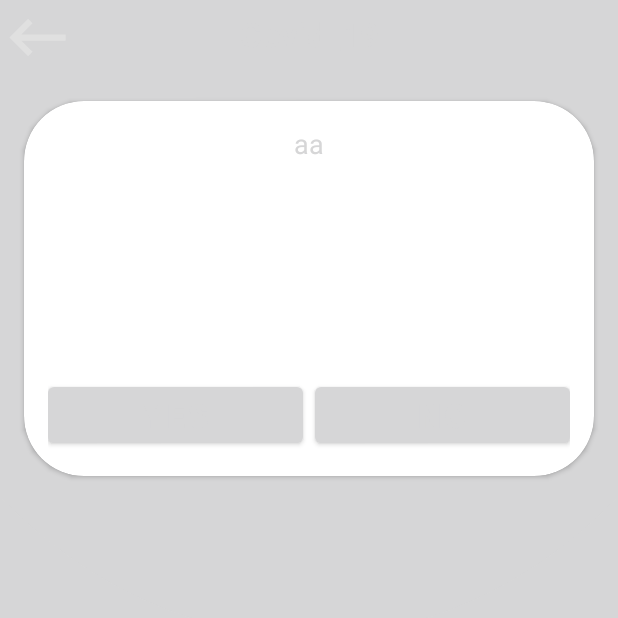
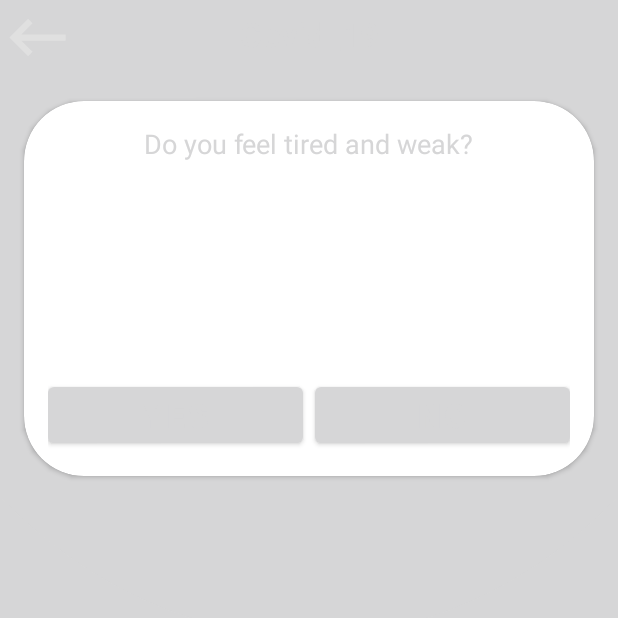
Before and after one commit to ali-saranj/Covid_19, an Android app: the TestCoivdActivity screen opened directly, with no data from a screen before it, after a tap on "YES", on a phone screen of 412 x 824 dp, the top half of it. Run offline under Robolectric (Android 15) with nearby library versions, the phone set to English and light mode, and no system bars; network calls fail.

Commit message:
add translate

```diff
--- a/app/src/main/java/com/example/covid_19/AboutMe.kt
+++ b/app/src/main/java/com/example/covid_19/AboutMe.kt
@@ -1,14 +1,12 @@
 package com.example.covid_19
 
 import android.Manifest
-import android.app.Activity
 import android.content.Intent
 import android.net.Uri
 import android.os.Build
 import android.os.Bundle
 import android.view.animation.AnimationUtils
 import android.widget.ImageView
-import android.widget.Toast
 import androidx.annotation.RequiresApi
 import androidx.appcompat.app.AppCompatActivity
 import androidx.core.app.ActivityCompat
--- a/app/src/main/res/layout/activity_about_me.xml
+++ b/app/src/main/res/layout/activity_about_me.xml
@@ -65,7 +65,7 @@
         android:layout_width="match_parent"
         android:layout_height="wrap_content"
         android:layout_margin="12dp"
-        android:text="سلام من علی سارنج متولد ۱۴ مهر ۱۳۸۴ واصفهانی هستم ۲ ساله در زمینه برنامه نویسی اندروید فعالیت میکنم برنامه نویسی بزرگ ترین علاقه من تو زندگی هست برنامه نویسی را به صورت کاملا خود آموز یاد گرفتم اصلی ترین حدف و دلیل شرکت کردنم در این مسابقه تست و سنحش خودم بود که بتونم بفهمم تو مدت این دوسال چقدر تونستم تو این دوسال به صورت خود آموز بیشرفت کنم و اکنون نسبت به بقیه در چه سطحی هستم"
+        android:text="@string/about_me"
         android:textColor="@color/colorPrimary"
         android:textSize="20sp"
         app:layout_constraintLeft_toLeftOf="parent"
--- a/app/src/main/res/values/strings.xml
+++ b/app/src/main/res/values/strings.xml
@@ -15,9 +15,9 @@
     <string name="today_cases" translatable="false">Today Cases</string>
     <string name="emeni" translatable="false">پروتکل های بهداشتی</string>
     <string name="toast_activity_list" translatable="false">Click on countries for more informationClick on countries for more information</string>
-    <string name="today">Today</string>
+    <string name="today" translatable="false">Today</string>
     <string name="coronaـstatistics" translatable="false">Corona statistics</string>
-    <string name="abuot_me">About me</string>
+    <string name="abuot_me" translatable="false">About me</string>
     <string name="abuot_covid" translatable="false">About Covid</string>
     <string name="health_protocols" translatable="false">Health Protocols</string>
     <string name="mask" translatable="false">Mask</string>
@@ -31,18 +31,23 @@
     <string name="Discrip" translatable="false">Coronaviruses are a group of related RNA viruses that cause diseases in mammals and birds. In humans and birds, they cause respiratory tract infections that can range from mild to lethal. Mild illnesses in humans include some cases of the common cold (which is also caused by other viruses, predominantly rhinoviruses), while more lethal varieties can cause SARS, MERS and COVID-19, which is causing an ongoing pandemic. In cows and pigs they cause diarrhea, while in mice they cause hepatitis and encephalomyelitis.
 Coronaviruses constitute the subfamily Orthocoronavirinae, in the family Coronaviridae, order Nidovirales and realm Riboviria.[3][4] They are enveloped viruses with a positive-sense single-stranded RNA genome and a nucleocapsid of helical symmetry.[5] The genome size of coronaviruses ranges from approximately 26 to 32 kilobases, one of the largest among RNA viruses.[6] They have characteristic club-shaped spikes that project from their surface, which in electron micrographs create an image reminiscent of the solar corona, from which their name derives.[7]</string>
     <string name="name" translatable="false">Alisarang</string>
+    <string name="ehtmalcam" translatable="false">You are very unlikely to have a corona, but if you like, you can see a doctor for comfort</string>
+    <string name="ehtmalmotovaset" translatable="false">You are less likely to have coronary but it is better to see a doctor</string>
+    <string name="ehtmalziad" translatable="false">See your doctor as soon as possible if you have a corona</string>
+    <string name="ehtmalglyziad" translatable="false">You are very likely to see a doctor at the first opportunity</string>
 
     <string-array name="covid_test_array" translatable="false">
-        <item>"aaaaa"</item>
-        <item>"aa"</item>
-        <item>"aaaaaa"</item>
-        <item>"dadd"</item>
-        <item>"sdfafaf"</item>
-        <item>"fdfadf"</item>
-        <item>"fadfdaf"</item>
-        <item>"sfsfdfas"</item>
-        <item>"fasdfdfgsdgdd"</item>
+        <item>"Is your body temperature 37 or higher?"</item>
+        <item>"Do you feel tired and weak?"</item>
+        <item>"Do you cough?"</item>
+        <item>"Did you lose your sense of smell and taste?"</item>
+        <item>"Do you feel pain in your chest?"</item>
+        <item>"Do you have a sore throat?"</item>
+        <item>"Do you have a headache?"</item>
+        <item>"Have you recently met with infected people?"</item>
+        <item>"Do you have heartburn?"</item>
     </string-array>
+    <string name="about_me" translatable="false">Hello, I am Ali Saranj, born on October 5, 2005 in Isfahan. I have been working in the field of Android programming for 2 years. Programming is my biggest interest in life. I learned programming in a completely self-taught way. It was my destiny to be able to understand how much I was able to become self-taught during these two years and what level I am now compared to the rest.</string>
 
 
 </resources>
```
Also changed, not shown: app/src/main/res/layout/activity_main.xml (+4 -4 lines), 1 other file.
